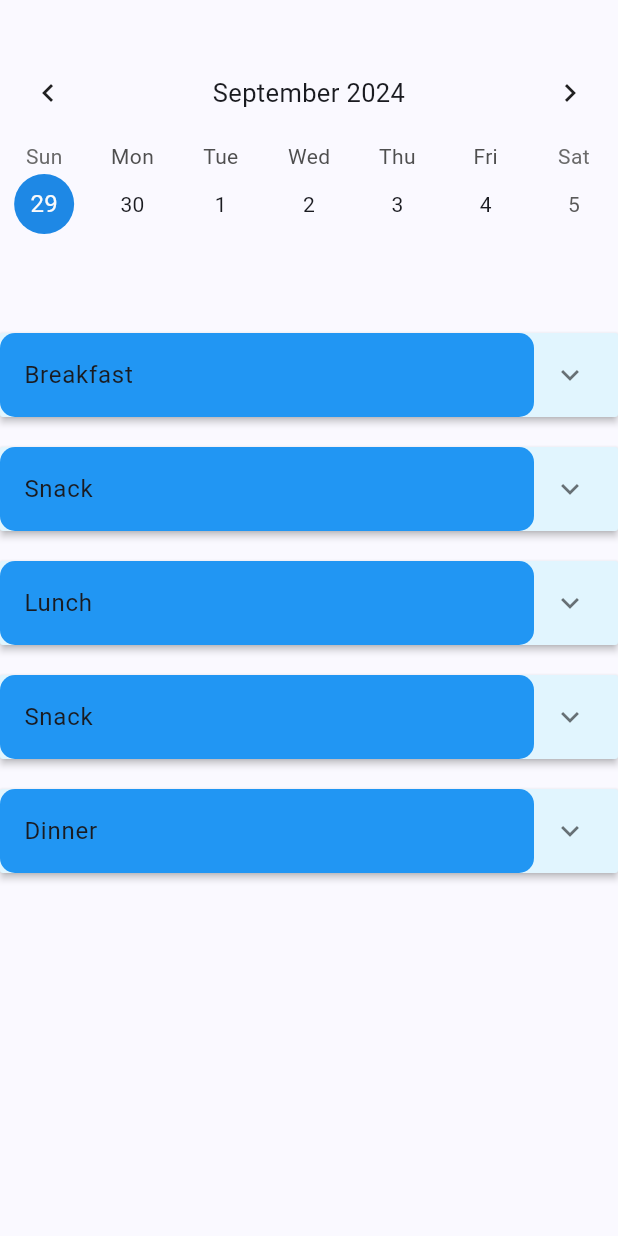
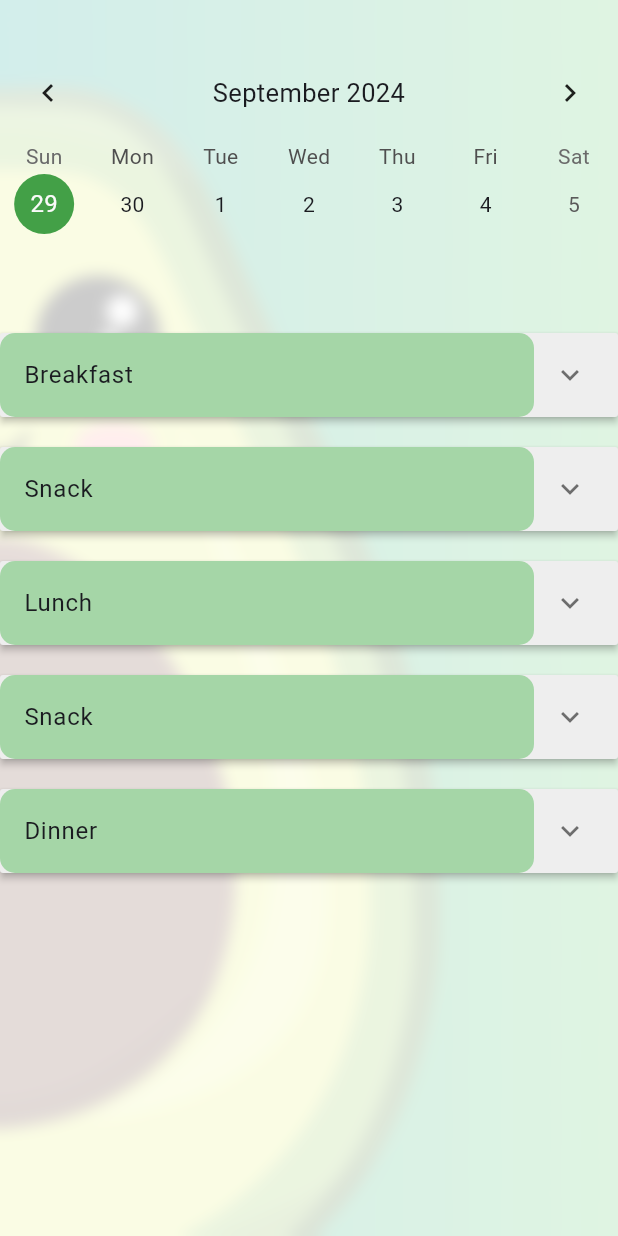
Before and after one commit to Platinum-Saber/Mecha_24, a Flutter app: the CalorieDiaryPageGenerator screen opened directly, on a phone screen of 412 x 824 dp. Run offline on Flutter 3.47's test engine with Material 3 defaults, Android fonts, the light colour scheme and no system bars; drawn by our look-alikes of table_calendar; our stand-ins replace pie_chart, shared_preferences; accounts and stored records are empty.

Commit message:
calorie diary and plan doet page themes updated

```diff
--- a/client/nutrimithu/lib/Pages/calorie_diary/calorieDiary_page.dart
+++ b/client/nutrimithu/lib/Pages/calorie_diary/calorieDiary_page.dart
@@ -2,6 +2,7 @@ import 'package:flutter/material.dart';
 import 'package:provider/provider.dart';
 import '../../App/app.dart';
 import '../../Resources/assets.dart';
+import 'dart:ui';
 
 class CalorieDiaryPageGenerator extends StatefulWidget {
   const CalorieDiaryPageGenerator({super.key});
@@ -34,7 +35,21 @@ class _CalorieDiaryPageState extends State<CalorieDiaryPageGenerator> {
   Widget build(BuildContext context) {
     var appState = context.watch<MyAppState>();
     return Scaffold(
-      body: SingleChildScrollView(
+      body: Stack(
+        fit: StackFit.expand,
+        children: <Widget>[
+          Image.asset(
+            'assets/bg.png',
+            fit: BoxFit.cover,
+            // height: 120,
+          ),
+          BackdropFilter(
+            filter: ImageFilter.blur(sigmaX: 5, sigmaY: 5),
+            child: Container(
+              color: Colors.white.withOpacity(0.8),
+            ),
+          ),
+          SingleChildScrollView(
             child: Column(
               children: [
                 const SizedBox(height: 30.0),
@@ -45,7 +60,9 @@ class _CalorieDiaryPageState extends State<CalorieDiaryPageGenerator> {
                 ),
                 const SizedBox(height: 60.0),
                 CustomExpandingWidgetVer3(
-                listTitle: 'Breakfast', units: 'Calories', pairList: itemList),
+                    listTitle: 'Breakfast',
+                    units: 'Calories',
+                    pairList: itemList),
                 const SizedBox(
                   height: 20,
                 ),
@@ -72,6 +89,8 @@ class _CalorieDiaryPageState extends State<CalorieDiaryPageGenerator> {
               ],
             ),
           ),
+        ],
+      ),
     );
   }
 }
--- a/client/nutrimithu/lib/Resources/assets.dart
+++ b/client/nutrimithu/lib/Resources/assets.dart
@@ -567,11 +567,11 @@ class _CustomCalendarState extends State<CustomCalendar> {
       },
       calendarStyle: CalendarStyle(
         selectedDecoration: BoxDecoration(
-          color: Colors.blue[600],
+          color: Colors.green[600],
           shape: BoxShape.circle,
         ),
         todayDecoration: BoxDecoration(
-          color: Colors.blue[200],
+          color: Colors.green[200],
           shape: BoxShape.circle,
         ),
         defaultDecoration: const BoxDecoration(
@@ -927,12 +927,13 @@ class _CustomExpandingWidgetVer3 extends State<CustomExpandingWidgetVer3> {
             },
             children: [
               ExpansionPanel(
-                backgroundColor: Colors.lightBlue[50],
+                // backgroundColor: Colors.lightBlue[50],
+                backgroundColor: Colors.grey.shade200,
                 headerBuilder: (BuildContext context, bool isExpanded) {
                   return Container(
                     decoration: BoxDecoration(
                       borderRadius: BorderRadius.circular(10),
-                      color: Colors.blue,
+                      color: Colors.green.shade200,
                     ),
                     child: ListTile(
                       title: Text(widget.listTitle),
@@ -942,7 +943,8 @@ class _CustomExpandingWidgetVer3 extends State<CustomExpandingWidgetVer3> {
                 body: Container(
                   decoration: BoxDecoration(
                     borderRadius: BorderRadius.circular(20),
-                    color: Colors.lightBlue[50],
+                    // color: Colors.lightBlue[50],
+                    color: Colors.grey.shade200,
                   ),
                   child: Column(
                     children: <Widget>[
```
Also changed, not shown: client/nutrimithu/lib/Pages/plan_diet/plan_diet_page.dart (+18 -1 lines). Lines whose indentation alone changed are shown as unchanged.
